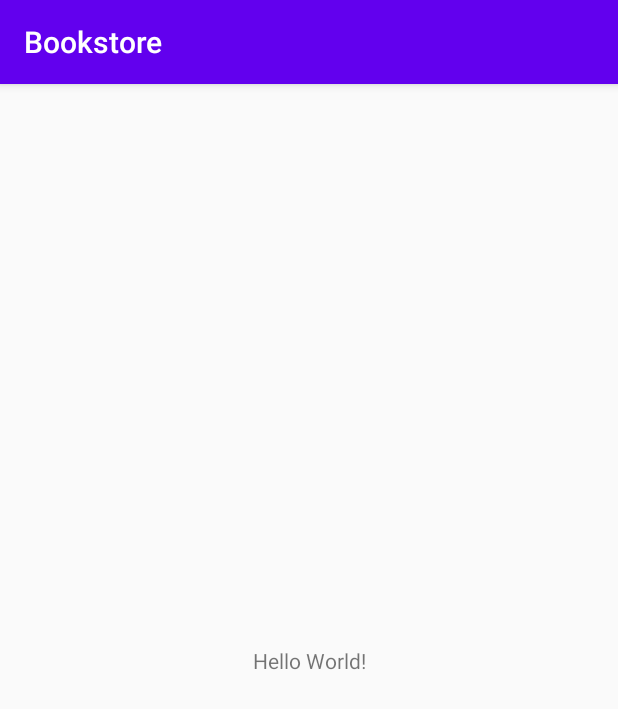
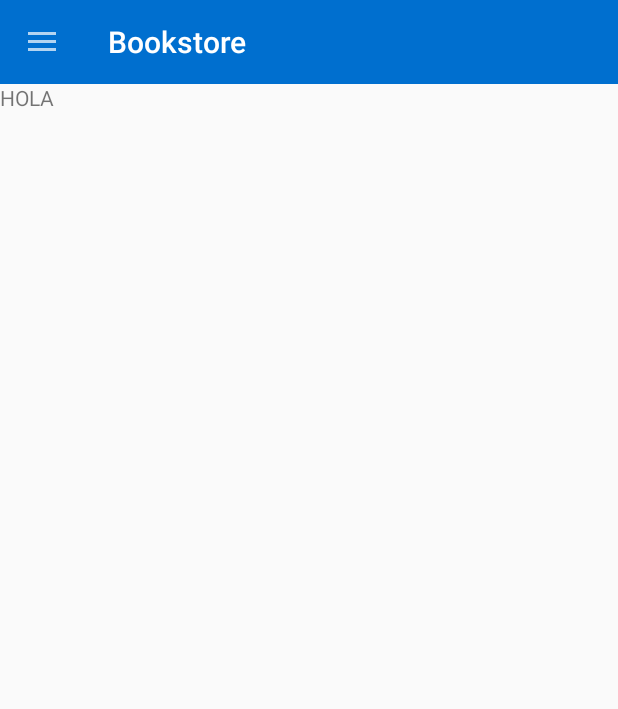
Before and after one commit to francothegenius/Bookstore-app, an Android app: the screen it shows after launch (MainActivity), on a phone screen of 412 x 824 dp. Shown: the top 709 px of the screen. Run offline under Robolectric (Android 15) with nearby library versions, the phone set to English and light mode, and no system bars.

Commit message:
nav drawer y fragments

```diff
--- a/app/build.gradle
+++ b/app/build.gradle
@@ -28,7 +28,9 @@ dependencies {
 
     implementation 'androidx.appcompat:appcompat:1.1.0'
     implementation 'androidx.constraintlayout:constraintlayout:1.1.3'
+    implementation 'androidx.legacy:legacy-support-v4:1.0.0'
     testImplementation 'junit:junit:4.12'
     androidTestImplementation 'androidx.test.ext:junit:1.1.1'
     androidTestImplementation 'androidx.test.espresso:espresso-core:3.2.0'
+    implementation 'com.google.android.material:material:1.1.0'
 }
--- a/app/src/main/AndroidManifest.xml
+++ b/app/src/main/AndroidManifest.xml
@@ -9,7 +9,7 @@
         android:roundIcon="@mipmap/ic_launcher_round"
         android:supportsRtl="true"
         android:theme="@style/AppTheme">
-        <activity android:name=".MainActivity">
+        <activity android:name=".MainActivity" android:theme="@style/AppTheme.NoActionBar">
             <intent-filter>
                 <action android:name="android.intent.action.MAIN" />
 
--- /dev/null
+++ b/app/src/main/java/com/example/bookstore/BooksFragment.java
@@ -0,0 +1,25 @@
+package com.example.bookstore;
+
+import android.os.Bundle;
+
+import androidx.fragment.app.Fragment;
+
+import android.view.LayoutInflater;
+import android.view.View;
+import android.view.ViewGroup;
+
+
+/**
+ * A simple {@link Fragment} subclass.
+ * Use the {@link BooksFragment#newInstance} factory method to
+ * create an instance of this fragment.
+ */
+public class BooksFragment extends Fragment {
+
+    @Override
+    public View onCreateView(LayoutInflater inflater, ViewGroup container,
+                             Bundle savedInstanceState) {
+        // Inflate the layout for this fragment
+        return inflater.inflate(R.layout.fragment_books, container, false);
+    }
+}
--- a/app/src/main/java/com/example/bookstore/MainActivity.java
+++ b/app/src/main/java/com/example/bookstore/MainActivity.java
@@ -1,14 +1,64 @@
 package com.example.bookstore;
 
+import androidx.annotation.NonNull;
+import androidx.appcompat.app.ActionBarDrawerToggle;
 import androidx.appcompat.app.AppCompatActivity;
+import androidx.appcompat.widget.Toolbar;
+import androidx.core.view.GravityCompat;
+import androidx.drawerlayout.widget.DrawerLayout;
+import androidx.fragment.app.FragmentManager;
+import androidx.fragment.app.FragmentTransaction;
 
 import android.os.Bundle;
+import android.view.Gravity;
+import android.view.MenuItem;
 
-public class MainActivity extends AppCompatActivity {
+import com.google.android.material.navigation.NavigationView;
 
+public class MainActivity extends AppCompatActivity implements NavigationView.OnNavigationItemSelectedListener{
+
+    DrawerLayout drawerLayout;
+    ActionBarDrawerToggle actionBarDrawerToggle;
+    Toolbar toolbar;
+    NavigationView navigationView;
+    FragmentManager fragmentManager;
+    FragmentTransaction fragmentTransaction;
     @Override
     protected void onCreate(Bundle savedInstanceState) {
         super.onCreate(savedInstanceState);
         setContentView(R.layout.activity_main);
+
+        toolbar = findViewById(R.id.toolbar);
+        setSupportActionBar(toolbar);
+        drawerLayout = findViewById(R.id.drawer);
+        navigationView = findViewById(R.id.navigationView);
+        navigationView.setNavigationItemSelectedListener(this);
+        actionBarDrawerToggle = new ActionBarDrawerToggle(this, drawerLayout, toolbar,R.string.open,R.string.close);
+        drawerLayout.addDrawerListener(actionBarDrawerToggle);
+        actionBarDrawerToggle.setDrawerSlideAnimationEnabled(true);
+        actionBarDrawerToggle.syncState();
+
+        fragmentManager = getSupportFragmentManager();
+        fragmentTransaction = fragmentManager.beginTransaction();
+        fragmentTransaction.add(R.id.container, new MainFragment());
+        fragmentTransaction.commit();
+    }
+
+    @Override
+    public boolean onNavigationItemSelected(@NonNull MenuItem item) {
+        drawerLayout.closeDrawer(GravityCompat.START);
+        if(item.getItemId() == R.id.home){
+            fragmentManager = getSupportFragmentManager();
+            fragmentTransaction = fragmentManager.beginTransaction();
+            fragmentTransaction.replace(R.id.container, new MainFragment());
+            fragmentTransaction.commit();
+        }
+        if(item.getItemId() == R.id.categories){
+            fragmentManager = getSupportFragmentManager();
+            fragmentTransaction = fragmentManager.beginTransaction();
+            fragmentTransaction.replace(R.id.container, new BooksFragment());
+            fragmentTransaction.commit();
+        }
+        return false;
     }
 }
--- /dev/null
+++ b/app/src/main/java/com/example/bookstore/MainFragment.java
@@ -0,0 +1,26 @@
+package com.example.bookstore;
+
+import android.os.Bundle;
+
+import androidx.fragment.app.Fragment;
+
+import android.view.LayoutInflater;
+import android.view.View;
+import android.view.ViewGroup;
+
+
+/**
+ * A simple {@link Fragment} subclass.
+ * Use the {@link MainFragment#newInstance} factory method to
+ * create an instance of this fragment.
+ */
+public class MainFragment extends Fragment {
+
+
+    @Override
+    public View onCreateView(LayoutInflater inflater, ViewGroup container,
+                             Bundle savedInstanceState) {
+        // Inflate the layout for this fragment
+        return inflater.inflate(R.layout.fragment_main, container, false);
+    }
+}
--- /dev/null
+++ b/app/src/main/res/drawable/ic_book.xml
@@ -0,0 +1,9 @@
+<vector xmlns:android="http://schemas.android.com/apk/res/android"
+        android:width="24dp"
+        android:height="24dp"
+        android:viewportWidth="24.0"
+        android:viewportHeight="24.0">
+    <path
+        android:fillColor="#FF000000"
+        android:pathData="M18,2H6c-1.1,0 -2,0.9 -2,2v16c0,1.1 0.9,2 2,2h12c1.1,0 2,-0.9 2,-2V4c0,-1.1 -0.9,-2 -2,-2zM6,4h5v8l-2.5,-1.5L6,12V4z"/>
+</vector>
--- /dev/null
+++ b/app/src/main/res/drawable/ic_home.xml
@@ -0,0 +1,9 @@
+<vector xmlns:android="http://schemas.android.com/apk/res/android"
+        android:width="24dp"
+        android:height="24dp"
+        android:viewportWidth="24.0"
+        android:viewportHeight="24.0">
+    <path
+        android:fillColor="#FF000000"
+        android:pathData="M10,20v-6h4v6h5v-8h3L12,3 2,12h3v8z"/>
+</vector>
--- a/app/src/main/res/layout/activity_main.xml
+++ b/app/src/main/res/layout/activity_main.xml
@@ -1,18 +1,30 @@
 <?xml version="1.0" encoding="utf-8"?>
-<androidx.constraintlayout.widget.ConstraintLayout xmlns:android="http://schemas.android.com/apk/res/android"
+<androidx.drawerlayout.widget.DrawerLayout xmlns:android="http://schemas.android.com/apk/res/android"
     xmlns:app="http://schemas.android.com/apk/res-auto"
     xmlns:tools="http://schemas.android.com/tools"
     android:layout_width="match_parent"
     android:layout_height="match_parent"
-    tools:context=".MainActivity">
+    tools:context=".MainActivity"
+    android:id="@+id/drawer">
 
-    <TextView
-        android:layout_width="wrap_content"
+    <include
+        android:layout_width="match_parent"
         android:layout_height="wrap_content"
-        android:text="Hello World!"
-        app:layout_constraintBottom_toBottomOf="parent"
-        app:layout_constraintLeft_toLeftOf="parent"
-        app:layout_constraintRight_toRightOf="parent"
-        app:layout_constraintTop_toTopOf="parent" />
+        layout="@layout/drawer_toolbar">
+    </include>
+    <include
+        android:layout_width="match_parent"
+        android:layout_height="wrap_content"
+        layout="@layout/content_main">
+    </include>
 
-</androidx.constraintlayout.widget.ConstraintLayout>
+    <com.google.android.material.navigation.NavigationView
+        android:id="@+id/navigationView"
+        android:layout_width="match_parent"
+        android:layout_height="match_parent"
+        app:menu="@menu/drawer_menu"
+        app:headerLayout="@layout/drawer_header"
+        android:layout_gravity="start"
+        android:fitsSystemWindows="true"/>
+
+</androidx.drawerlayout.widget.DrawerLayout>
--- /dev/null
+++ b/app/src/main/res/layout/content_main.xml
@@ -0,0 +1,12 @@
+<?xml version="1.0" encoding="utf-8"?>
+<LinearLayout
+    xmlns:android="http://schemas.android.com/apk/res/android" android:layout_width="match_parent"
+    android:layout_height="match_parent"
+    android:orientation="vertical">
+
+    <FrameLayout
+        android:id="@+id/container"
+        android:layout_width="match_parent"
+        android:layout_height="match_parent"></FrameLayout>
+
+</LinearLayout>
--- /dev/null
+++ b/app/src/main/res/layout/drawer_header.xml
@@ -0,0 +1,15 @@
+<?xml version="1.0" encoding="utf-8"?>
+<androidx.constraintlayout.widget.ConstraintLayout
+    xmlns:android="http://schemas.android.com/apk/res/android" android:layout_width="match_parent"
+    android:layout_height="match_parent">
+
+    <TextView
+        android:id="@+id/textView2"
+        android:layout_width="match_parent"
+        android:layout_height="150dp"
+        android:background="#4ea8f5"
+        android:fontFamily="sans-serif-condensed"
+        android:padding="35dp"
+        android:text="Bookland"
+        android:textSize="24sp" />
+</androidx.constraintlayout.widget.ConstraintLayout>
--- /dev/null
+++ b/app/src/main/res/layout/drawer_toolbar.xml
@@ -0,0 +1,16 @@
+<?xml version="1.0" encoding="utf-8"?>
+<LinearLayout
+    xmlns:android="http://schemas.android.com/apk/res/android" android:layout_width="match_parent"
+    android:layout_height="match_parent"
+    android:orientation="vertical">
+    <androidx.appcompat.widget.Toolbar
+        android:id="@+id/toolbar"
+        android:layout_width="match_parent"
+        android:layout_height="?attr/actionBarSize"
+        android:background="#006fcf"
+        android:theme="@style/ThemeOverlay.AppCompat.Dark">
+
+    </androidx.appcompat.widget.Toolbar>
+
+
+</LinearLayout>
--- /dev/null
+++ b/app/src/main/res/layout/fragment_books.xml
@@ -0,0 +1,15 @@
+<?xml version="1.0" encoding="utf-8"?>
+<FrameLayout xmlns:android="http://schemas.android.com/apk/res/android"
+    xmlns:tools="http://schemas.android.com/tools"
+    android:layout_width="match_parent"
+    android:layout_height="match_parent"
+    tools:context=".BooksFragment"
+    android:layout_marginTop="55dp">
+
+    <!-- TODO: Update blank fragment layout -->
+    <TextView
+        android:layout_width="match_parent"
+        android:layout_height="match_parent"
+        android:text="@string/hello_blank_fragment" />
+
+</FrameLayout>
--- /dev/null
+++ b/app/src/main/res/layout/fragment_main.xml
@@ -0,0 +1,19 @@
+<?xml version="1.0" encoding="utf-8"?>
+<androidx.constraintlayout.widget.ConstraintLayout xmlns:android="http://schemas.android.com/apk/res/android"
+    xmlns:tools="http://schemas.android.com/tools"
+    android:layout_width="match_parent"
+    android:layout_height="match_parent"
+    xmlns:app="http://schemas.android.com/apk/res-auto"
+    android:orientation="vertical"
+    tools:context=".MainFragment"
+    android:layout_marginTop="55dp">
+
+    <!-- TODO: Update blank fragment layout -->
+    <TextView
+        android:layout_width="wrap_content"
+        android:layout_height="wrap_content"
+        android:text="HOLA"
+        app:layout_constraintStart_toStartOf="parent"
+        app:layout_constraintTop_toTopOf="parent  "/>
+
+</androidx.constraintlayout.widget.ConstraintLayout>
--- /dev/null
+++ b/app/src/main/res/menu/drawer_menu.xml
@@ -0,0 +1,31 @@
+<?xml version="1.0" encoding="utf-8"?>
+<menu xmlns:android="http://schemas.android.com/apk/res/android">
+    <item android:title="Home">
+        <menu>
+            <item
+                android:id="@+id/home"
+                android:icon="@drawable/ic_home"
+                android:title="Home">
+            </item>
+            <item
+                android:id="@+id/categories"
+                android:icon="@drawable/ic_book"
+                android:title="Categories">
+            </item>
+        </menu>
+    </item>
+    <item android:title="More Options">
+        <menu>
+            <item
+                android:id="@+id/findus"
+                android:icon="@drawable/ic_home"
+                android:title="Find Us">
+            </item>
+            <item
+                android:id="@+id/contact"
+                android:icon="@drawable/ic_book"
+                android:title="Contact us">
+            </item>
+        </menu>
+    </item>
+</menu>
--- a/app/src/main/res/values/strings.xml
+++ b/app/src/main/res/values/strings.xml
@@ -1,3 +1,9 @@
 <resources>
     <string name="app_name">Bookstore</string>
+
+    <!-- TODO: Remove or change this placeholder text -->
+    <string name="hello_blank_fragment">Hello blank fragment</string>
+    <string name="opne" />
+    <string name="open" />
+    <string name="close" />
 </resources>
--- a/app/src/main/res/values/styles.xml
+++ b/app/src/main/res/values/styles.xml
@@ -8,4 +8,11 @@
         <item name="colorAccent">@color/colorAccent</item>
     </style>
 
+    <style name="AppTheme.NoActionBar" parent="Theme.AppCompat.Light.NoActionBar">
+        <!-- Customize your theme here. -->
+        <item name="colorPrimary">#006fcf</item>
+        <item name="colorPrimaryDark">#006fcf</item>
+        <item name="colorAccent">@color/colorAccent</item>
+    </style>
+
 </resources>
```
